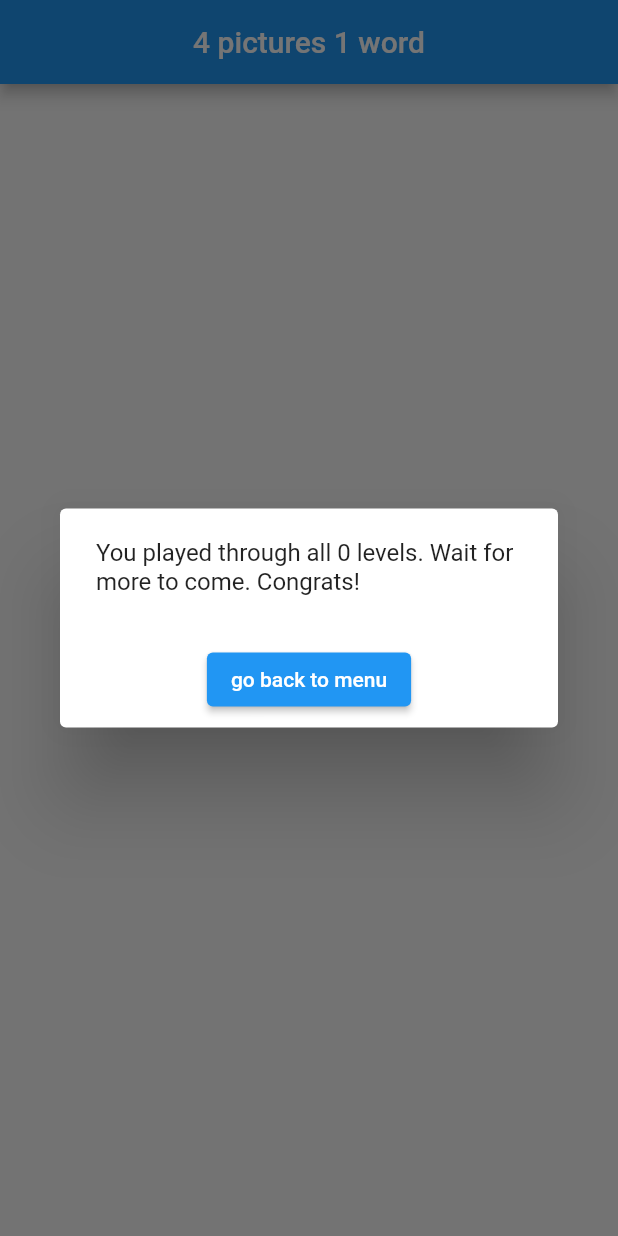
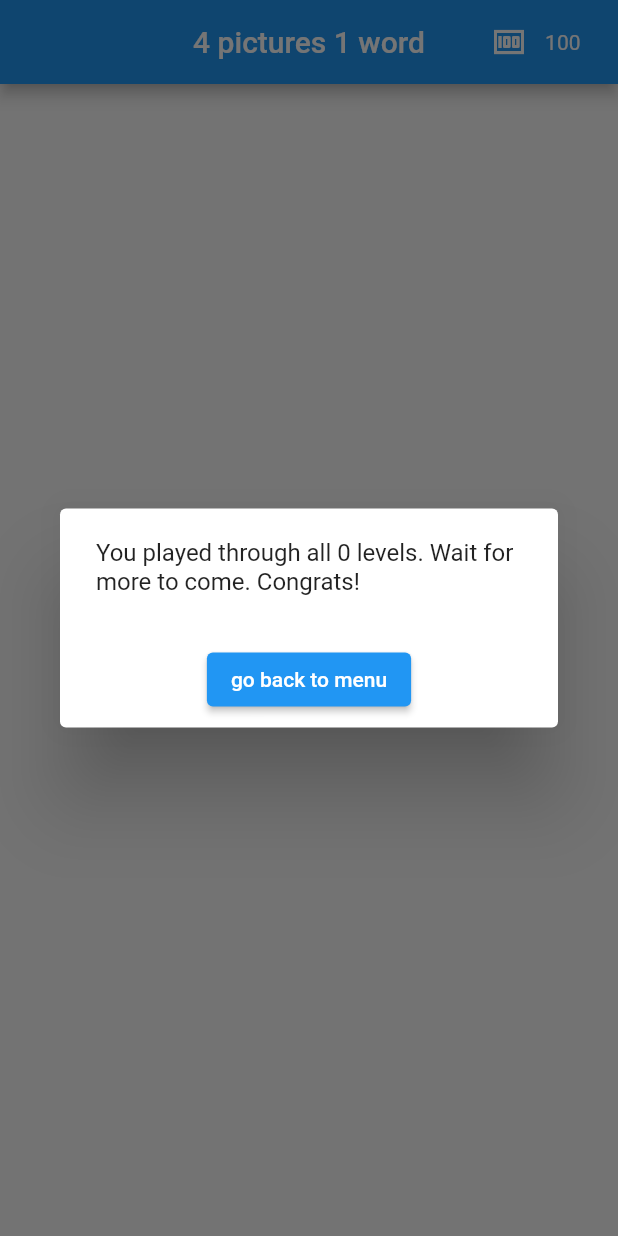
Before and after one commit to RiccardoDotExe/Four-Pictures-One-Word-in-Flutter, a Flutter app: the screen it shows after launch, after a tap on "PLAY", on a phone screen of 412 x 824 dp. Run offline on Flutter 3.47's test engine with Material 2 defaults, Android fonts, the phone set to English and light mode, and no system bars; our stand-ins replace cloud_firestore, firebase_core, flutter_animate, shared_preferences; accounts and stored records are empty; generated files the repository leaves out were written again.

Commit message:
added both hint buttons and added currency

```diff
--- a/lib/data/shared_preference_helper.dart
+++ b/lib/data/shared_preference_helper.dart
@@ -5,12 +5,13 @@ class SharedPreferenceHelper {
   Future<SharedPreferences>? _sharedPreference;
   //name of the key
   static const String currentLevel = "currentLevel";
-
+  static const String currency = "currency";
   //constructor
   SharedPreferenceHelper() {
     _sharedPreference = SharedPreferences.getInstance();
   }
 
+  //FOR LEVEL
   //gets current level from shared preference
   Future<int> get getCurrentLevelFromSharedPreference async {
     return _sharedPreference!.then((prefs) {
@@ -33,4 +34,28 @@ class SharedPreferenceHelper {
       return prefs.remove(currentLevel);
     });
   }
+
+  //FOR CURRENCY
+  //gets current level from shared preference
+  Future<int> get getCurrentCurrencyFromSharedPreference async {
+    return _sharedPreference!.then((prefs) {
+      return prefs.getInt(currency) ?? 100;
+    });
+  }
+
+  //sets the current level in shared preference
+  Future<void> changeCurrency(int value) async {
+    // ignore: void_checks
+    return await _sharedPreference!.then((prefs) {
+      return prefs.setInt(currency, value);
+    });
+  }
+
+  //deletes the current level in shared preference
+  Future<void> deleteCurrency() async {
+    // ignore: void_checks
+    return await _sharedPreference!.then((prefs) {
+      return prefs.remove(currency);
+    });
+  }
 }
--- a/lib/datatypes/button.dart
+++ b/lib/datatypes/button.dart
@@ -6,6 +6,7 @@ class Button {
   String letter;
   bool usedCurrently;
   bool hinted;
+  bool clearedByJoker;
 
   //constructor
   Button({
@@ -14,6 +15,7 @@ class Button {
     required this.letter,
     required this.usedCurrently,
     required this.hinted,
+    required this.clearedByJoker,
   });
 
   //converts the data to json
@@ -24,6 +26,7 @@ class Button {
       'name': letter,
       'usedCurrently': usedCurrently,
       'hinted': hinted,
+      'clearedByJoker': clearedByJoker,
     };
   }
 
@@ -35,11 +38,12 @@ class Button {
       letter: json['name'] as String,
       usedCurrently: json['usedCurrently'] as bool,
       hinted: json['hinted'] as bool,
+      clearedByJoker: json['clearedByJoker'] as bool,
     );
   }
 
   @override
   String toString() {
-    return 'Button{buttonID: $buttonID,  solutionID: $solutionID, letter: $letter, usedCurrently: $usedCurrently, hinted: $hinted}';
+    return 'Button{buttonID: $buttonID,  solutionID: $solutionID, letter: $letter, usedCurrently: $usedCurrently, hinted: $hinted, clearedByJoker: $clearedByJoker}';
   }
 }
--- a/lib/screens/home_screen.dart
+++ b/lib/screens/home_screen.dart
@@ -10,19 +10,22 @@ import 'package:four_pictures_one_word/screens/game_screen.dart';
 // ignore: must_be_immutable
 class HomeScreen extends StatefulWidget {
   int initialLevel;
-  HomeScreen({super.key, required this.initialLevel});
+  int initialCurrency;
+
+  HomeScreen(
+      {super.key, required this.initialLevel, required this.initialCurrency});
 
   @override
   State<HomeScreen> createState() => _HomeScreenState();
 }
 
 class _HomeScreenState extends State<HomeScreen> {
-  bool firstLoad = false;
+  int firstLoad = 0;
 
   //to check if the screen is loaded for the first time
   bool firstTimeLoaded() {
-    if (firstLoad == false) {
-      firstLoad = true;
+    if (firstLoad <= 1) {
+      firstLoad += 1;
       return false;
     }
     return true;
@@ -35,6 +38,20 @@ class _HomeScreenState extends State<HomeScreen> {
               appBar: AppBar(
                 title: const Text('4 pictures 1 word'),
                 centerTitle: true,
+                actions: [
+                  IconButton(
+                      onPressed: () {
+                        levelProvider.moneyScreen(context);
+                      },
+                      icon: const Icon(Icons.money),
+                      tooltip: "Coins"),
+                  Center(
+                      child: Text(
+                          "${firstTimeLoaded() ? levelProvider.getCurrentMoney : widget.initialCurrency}")),
+                  Container(
+                    width: 25,
+                  )
+                ],
               ),
               body: Center(
                 child: Column(
@@ -70,13 +87,26 @@ class _HomeScreenState extends State<HomeScreen> {
                         levelProvider
                             .updateLevel(levelProvider.getCurrentLevel + 1);
                       },
-                      child: const Text('increase'),
+                      child: const Text('increase level'),
                     ),
                     ElevatedButton(
                       onPressed: () {
                         levelProvider.clearLevel();
                       },
-                      child: const Text('reset'),
+                      child: const Text('reset level'),
+                    ),
+                    ElevatedButton(
+                      onPressed: () {
+                        levelProvider
+                            .updateMoney(levelProvider.getCurrentMoney + 100);
+                      },
+                      child: const Text('increase money'),
+                    ),
+                    ElevatedButton(
+                      onPressed: () {
+                        levelProvider.updateMoney(0);
+                      },
+                      child: const Text('reset money'),
                     ),
                     */
                   ],
--- a/lib/screens/main.dart
+++ b/lib/screens/main.dart
@@ -32,6 +32,8 @@ class FourPicturesOneWordApp extends StatefulWidget {
 }
 
 class _FourPicturesOneWordAppState extends State<FourPicturesOneWordApp> {
+  int currentLevel = 0;
+  int currentCurrency = 0;
   @override
   Widget build(BuildContext context) {
     return MaterialApp(
@@ -61,7 +63,6 @@ class _FourPicturesOneWordAppState extends State<FourPicturesOneWordApp> {
             );
           } else {
             // data has been loaded
-            int currentLevel = snapshot.data as int;
             return MultiProvider(
                 //one provider for now but we can add more later
                 providers: [
@@ -70,7 +71,10 @@ class _FourPicturesOneWordAppState extends State<FourPicturesOneWordApp> {
                   ),
                 ],
                 child: MaterialApp(
-                  home: HomeScreen(initialLevel: currentLevel),
+                  home: HomeScreen(
+                    initialLevel: currentLevel,
+                    initialCurrency: currentCurrency,
+                  ),
                 ));
           }
         },
@@ -84,8 +88,10 @@ class _FourPicturesOneWordAppState extends State<FourPicturesOneWordApp> {
     await databaseHelper.loadLevels();
 
     SharedPreferenceHelper sharedPreferenceHelper = SharedPreferenceHelper();
-    int currentLevel =
+    currentLevel =
         await sharedPreferenceHelper.getCurrentLevelFromSharedPreference;
+    currentCurrency =
+        await sharedPreferenceHelper.getCurrentCurrencyFromSharedPreference;
 
     return currentLevel;
   }
```
Also changed, not shown: lib/provider/level_provider.dart (+106 -4 lines), lib/screens/game_screen.dart (+16 -3 lines), lib/widgets/clear_wrong_hint_button_widget.dart (added, +65 -0 lines), lib/widgets/correct_letter_hint_button_widget.dart (renamed from lib/widgets/hint_button_widget.dart, +30 -9 lines).
